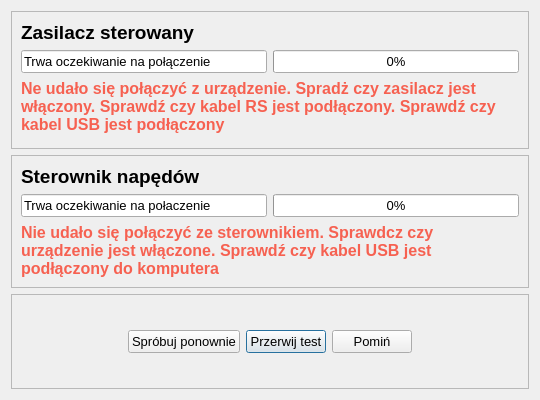
wiacekmarcin/CzujkiLiniowe, file CzujkiLinioweApp/oczekiwanienaurzadzenia.ui: the form before one commit.
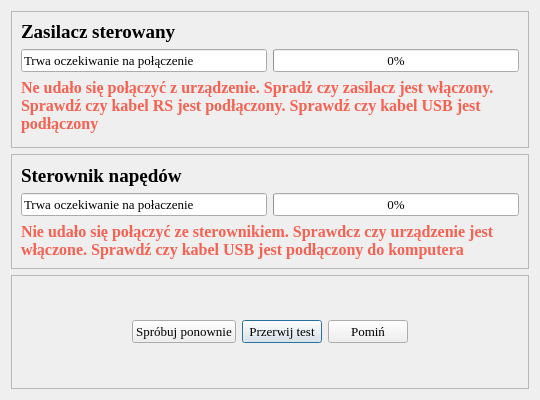
The form after the commit.

What changed in the file:
```diff
--- a/CzujkiLinioweApp/oczekiwanienaurzadzenia.ui
+++ b/CzujkiLinioweApp/oczekiwanienaurzadzenia.ui
@@ -27,7 +27,7 @@
   </property>
   <property name="font">
    <font>
-    <family>Arial</family>
+    <family>Times New Roman</family>
     <pointsize>10</pointsize>
    </font>
   </property>
@@ -68,7 +68,7 @@
        <widget class="QLabel" name="label">
         <property name="font">
          <font>
-          <family>Arial</family>
+          <family>Times New Roman</family>
           <pointsize>14</pointsize>
           <bold>true</bold>
          </font>
@@ -123,7 +123,7 @@
        <widget class="QLabel" name="label_2">
         <property name="font">
          <font>
-          <family>Arial</family>
+          <family>Times New Roman</family>
           <pointsize>14</pointsize>
           <bold>true</bold>
          </font>
```
